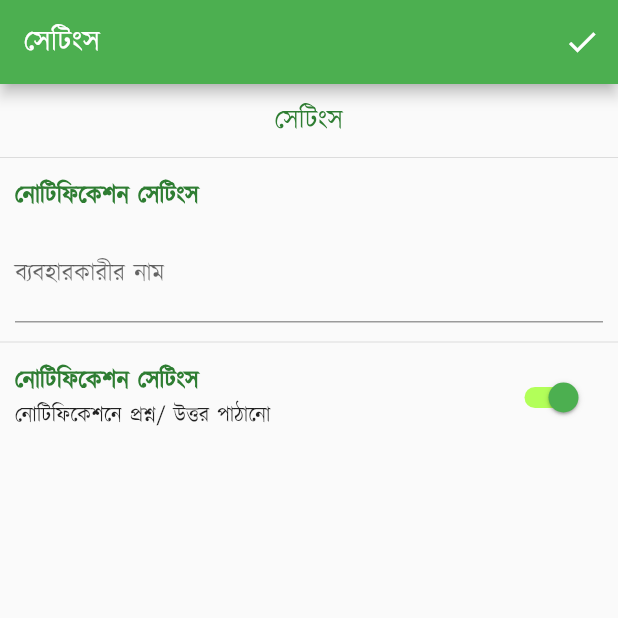
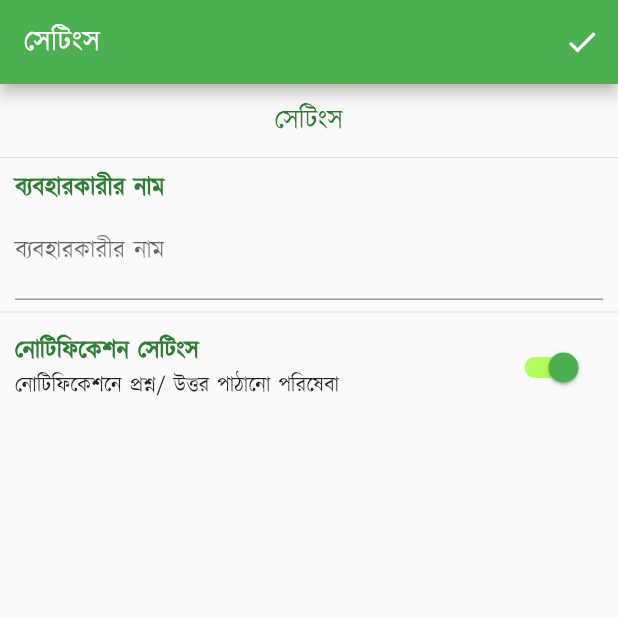
Before and after one commit to Azimul-Haque/flutter-onesignal, a Flutter app: the SettingsPage screen opened directly, on a phone screen of 412 x 824 dp, the top half of it. Run offline on Flutter 3.47's test engine with Material 2 defaults, Android fonts, the phone set to English and light mode, and no system bars; our stand-ins replace fluttertoast, percent_indicator, shared_preferences, sqflite; missing offline and left inert: flutter_share, onesignal_flutter, slide_popup_dialog; accounts and stored records are empty.

Commit message:
ASDAS324

```diff
--- a/lib/main.dart
+++ b/lib/main.dart
@@ -522,7 +522,6 @@ class _HomePageState extends State<HomePage>
   void configOneSignal() {
     OneSignal.shared.init("d5202a9d-fc79-4e35-990c-bfc18333fafa");
     OneSignal.shared.setInFocusDisplayType(OSNotificationDisplayType.notification);
-    // OneSignal.shared.setSubscription(true);
     OneSignal.shared.setNotificationOpenedHandler((OSNotificationOpenedResult result) {
       Route route = MaterialPageRoute(builder: (context) => NotificationPage([result.notification.payload.title, result.notification.payload.additionalData.values.first]));
       Navigator.push(context, route);
--- a/lib/pages/exam.dart
+++ b/lib/pages/exam.dart
@@ -197,6 +197,8 @@ class _ExamPageState extends State<ExamPage> {
               validator: (value) {
                 if(value.length == 0) {
                   return "প্রশ্নের সংখ্যা পূরণ আবশ্যক";
+                } else if(int.tryParse(value) <= 0) {
+                  return "প্রশ্ন ০ থেকে বেশি সেট করতে হবে!";
                 } else if(int.tryParse(value) > 50) {
                   return "৫০ টির বেশি প্রশ্ন সেট করতে পারবেন না!";
                 }
@@ -215,6 +217,8 @@ class _ExamPageState extends State<ExamPage> {
               validator: (value) {
                 if(value.length == 0) {
                   return "সময় পূরণ আবশ্যক";
+                } else if(int.tryParse(value) <= 0) {
+                  return "সময় ০ থেকে বেশি সেট করতে হবে!";
                 } else if(int.tryParse(value) > 15) {
                   return "সময় ১৫ মিনিটের বেশি দেওয়া যাবে না!";
                 }
@@ -229,7 +233,7 @@ class _ExamPageState extends State<ExamPage> {
       ),
       actions: <Widget>[
         RaisedButton(
-          child: Text("শুরু করুন"),
+          child: Text("পরীক্ষা শুরু করুন"),
           color: Colors.green,
           onPressed: () {
             handleSubmit();
--- a/lib/pages/exams.dart
+++ b/lib/pages/exams.dart
@@ -104,7 +104,7 @@ class _ExamsPageState extends State<ExamsPage> {
                             child: Column(
                               crossAxisAlignment: CrossAxisAlignment.start,
                               children: <Widget>[
-                                Text(DateFormat('MMMM d, y kk:mm a').format(DateFormat('yyyy-MM-dd hh:mm:ss').parse(exams[index].createdat)), style: TextStyle(fontWeight: FontWeight.bold, fontFamily: 'Raleway', color: Colors.purple[700]),),
+                                Text(DateFormat('MMMM d, y KK:mm a').format(DateFormat('yyyy-MM-dd hh:mm:ss').parse(exams[index].createdat)), style: TextStyle(fontWeight: FontWeight.bold, fontFamily: 'Raleway', color: Colors.purple[700]),),
                                 Text('মোট প্রশ্নঃ ' + exams[index].totalqstn.toString() + 'টি, সময়ঃ ' + exams[index].duration.toString() + ' মিনিট'),
                                 Text('উত্তর প্রদানঃ ' + (exams[index].rightanswer + exams[index].wronganswer).toString() + 'টি, সঠিকঃ ' + exams[index].rightanswer.toString() + 'টি, ভুলঃ ' + exams[index].wronganswer.toString() + 'টি'),
                                 Text('প্রাপ্ত নম্বরঃ ' + (exams[index].rightanswer - (exams[index].wronganswer * 0.5)).toString() + ' / ' + exams[index].totalqstn.toString(), style: TextStyle(fontSize: 17, fontWeight: FontWeight.bold),),
--- a/lib/pages/settings.dart
+++ b/lib/pages/settings.dart
@@ -1,6 +1,7 @@
 import 'package:flutter/material.dart';
 import 'package:fluttertoast/fluttertoast.dart';
 import 'package:shared_preferences/shared_preferences.dart';
+import 'package:onesignal_flutter/onesignal_flutter.dart';
 import '../globals.dart';
 
 class SettingsPage extends StatefulWidget {
@@ -82,9 +83,9 @@ class _SettingsPageState extends State<SettingsPage> {
         SizedBox(height: 3,),
         Divider(),
         Column(crossAxisAlignment: CrossAxisAlignment.start, children: <Widget>[
-          Padding(padding: EdgeInsets.only(top: 5, right: 10, bottom: 5, left: 10), child: Text("নোটিফিকেশন সেটিংস", style: TextStyle(fontWeight: FontWeight.bold, fontSize: 16, color: Colors.green[800]),),),
+          Padding(padding: EdgeInsets.only(right: 10, left: 10), child: Text("ব্যবহারকারীর নাম", style: TextStyle(fontWeight: FontWeight.bold, fontSize: 16, color: Colors.green[800]),),),
           Container(
-            margin: EdgeInsets.only(top: 5, right: 10, bottom: 5, left: 10),
+            margin: EdgeInsets.only(right: 10, left: 10),
             child: TextField(
               controller: userNameController,
               decoration: InputDecoration(
@@ -106,7 +107,7 @@ class _SettingsPageState extends State<SettingsPage> {
                       crossAxisAlignment: CrossAxisAlignment.start,
                       children: <Widget>[
                         Text("নোটিফিকেশন সেটিংস", style: TextStyle(fontWeight: FontWeight.bold, fontSize: 16, color: Colors.green[800]),),
-                        Text("নোটিফিকেশনে প্রশ্ন/ উত্তর পাঠানো"),
+                        Text("নোটিফিকেশনে প্রশ্ন/ উত্তর পাঠানো পরিষেবা"),
                       ],
                     ),
                   ),
@@ -121,6 +122,7 @@ class _SettingsPageState extends State<SettingsPage> {
                         sasetosstatus.setBool('isOsSwitched', value);
                         isOsSwitched = value;
                       });
+                      OneSignal.shared.setSubscription(isOsSwitched);
                       print(isOsSwitched);
                     },
                     activeTrackColor: Colors.lightGreenAccent,
```
